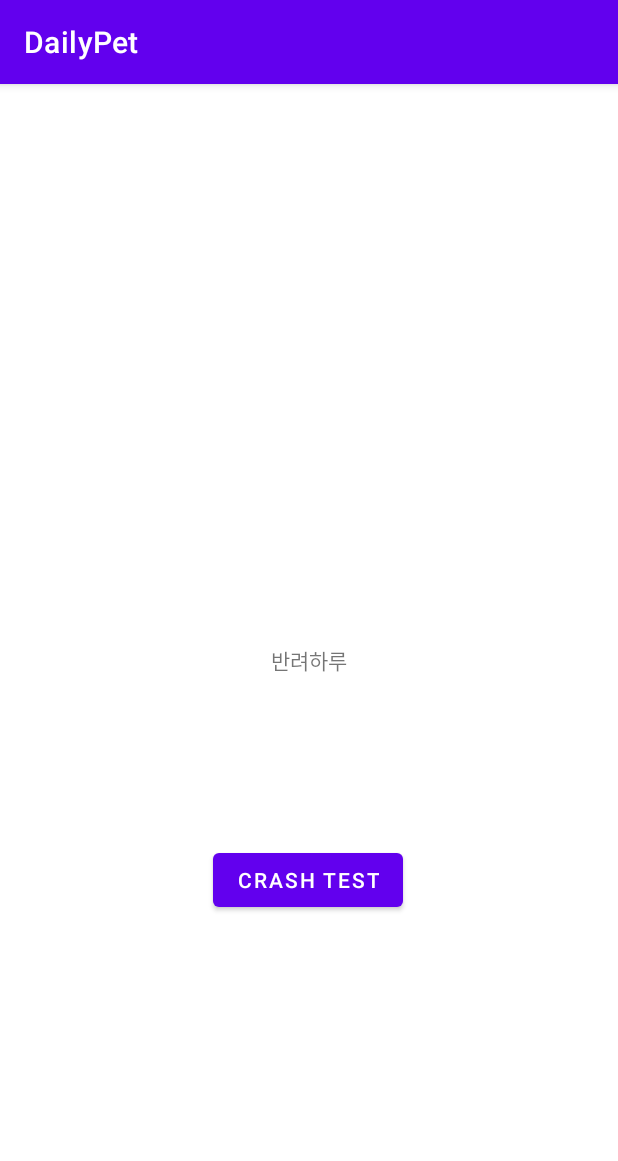
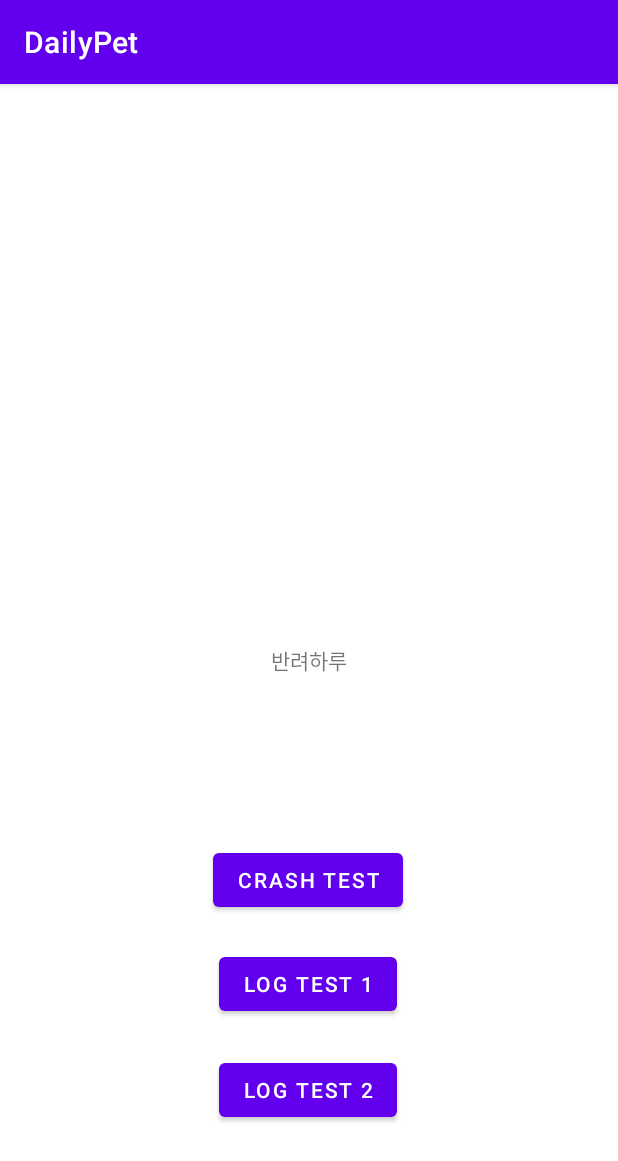
Before and after one commit to SWM-Retriever/Client, an Android app: the screen it shows after launch (MainActivity), on a phone screen of 412 x 824 dp. Shown: the top 1161 px of the screen. Run offline under Robolectric (Android 15) with nearby library versions, the phone set to English and light mode, and no system bars.

Commit message:
Init: Google Analytics Test

```diff
--- a/app/src/main/java/com/swm_retriever/dailypet/MainActivity.kt
+++ b/app/src/main/java/com/swm_retriever/dailypet/MainActivity.kt
@@ -4,16 +4,39 @@ import androidx.appcompat.app.AppCompatActivity
 import android.os.Bundle
 import android.view.ViewGroup
 import android.widget.Button
+import com.google.firebase.analytics.FirebaseAnalytics
+import com.google.firebase.analytics.ktx.analytics
+import com.google.firebase.ktx.Firebase
 
 class MainActivity : AppCompatActivity() {
+    private lateinit var firebaseAnalytics: FirebaseAnalytics
     override fun onCreate(savedInstanceState: Bundle?) {
         super.onCreate(savedInstanceState)
         setContentView(R.layout.activity_main)
 
+        firebaseAnalytics = Firebase.analytics
+
         val crashButton = findViewById<Button>(R.id.btn_crash)
+        val log1Button = findViewById<Button>(R.id.btn_1)
+        val log2Button = findViewById<Button>(R.id.btn_2)
+
         crashButton.setOnClickListener{
             throw RuntimeException("Test Crash") // Force a crash
         }
+
+        log1Button.setOnClickListener {
+            var bundle = Bundle().apply {
+                this.putString("level1", "Button")
+            }
+            firebaseAnalytics.logEvent("Button1", bundle)
+        }
+        log2Button.setOnClickListener {
+            var bundle = Bundle().apply {
+                this.putString("level2", "Button2")
+            }
+            firebaseAnalytics.logEvent("Button2", bundle)
+        }
+
 
 //        addContentView(crashButton, ViewGroup.LayoutParams(
 //            ViewGroup.LayoutParams.MATCH_PARENT,
--- a/app/src/main/res/layout/activity_main.xml
+++ b/app/src/main/res/layout/activity_main.xml
@@ -27,5 +27,29 @@
         app:layout_constraintTop_toTopOf="parent"
         app:layout_constraintVertical_bias="0.704" />
 
+    <Button
+        android:id="@+id/btn_1"
+        android:layout_width="wrap_content"
+        android:layout_height="wrap_content"
+        android:text="Log Test 1"
+        app:layout_constraintBottom_toBottomOf="parent"
+        app:layout_constraintEnd_toEndOf="parent"
+        app:layout_constraintHorizontal_bias="0.498"
+        app:layout_constraintStart_toStartOf="parent"
+        app:layout_constraintTop_toTopOf="parent"
+        app:layout_constraintVertical_bias="0.8" />
+
+    <Button
+        android:id="@+id/btn_2"
+        android:layout_width="wrap_content"
+        android:layout_height="wrap_content"
+        android:text="Log Test 2"
+        app:layout_constraintBottom_toBottomOf="parent"
+        app:layout_constraintEnd_toEndOf="parent"
+        app:layout_constraintHorizontal_bias="0.498"
+        app:layout_constraintStart_toStartOf="parent"
+        app:layout_constraintTop_toTopOf="parent"
+        app:layout_constraintVertical_bias="0.898" />
+
 
 </androidx.constraintlayout.widget.ConstraintLayout>
```
